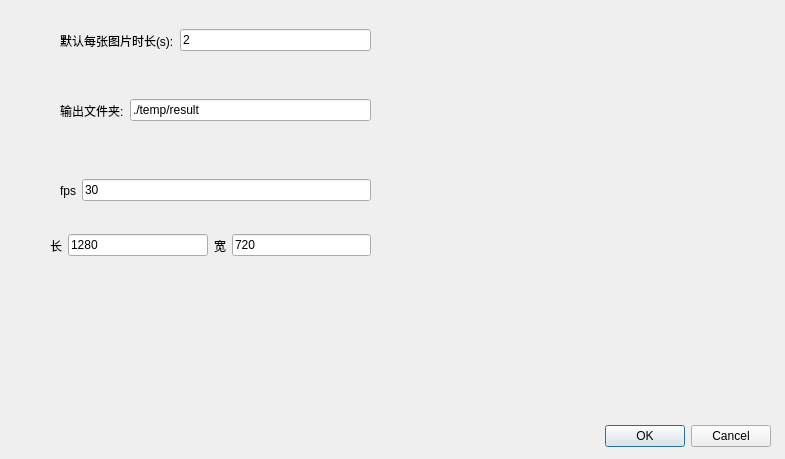
Before: the Qt Designer form Dialog_VideoJParameterSetting.ui in King-sj/JasonPPT, drawn with Qt 5.
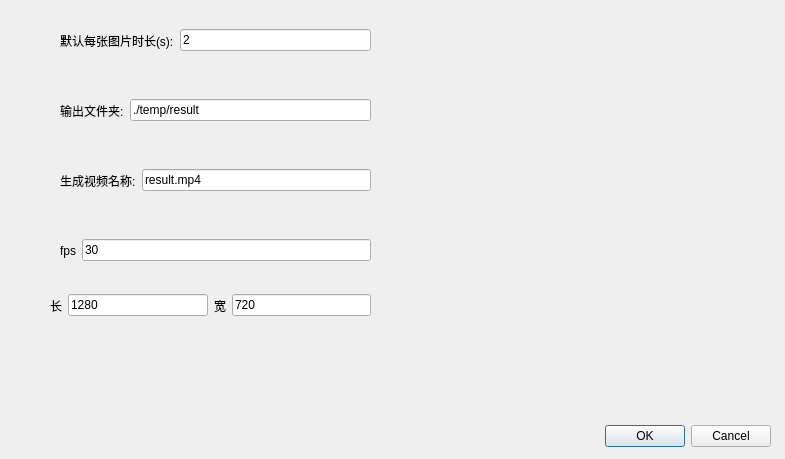
After: the same form once the commit is applied.

Patch:
```diff
--- a/Dialog_VideoJParameterSetting.ui
+++ b/Dialog_VideoJParameterSetting.ui
@@ -65,7 +65,7 @@
    <property name="geometry">
     <rect>
      <x>60</x>
-     <y>170</y>
+     <y>230</y>
      <width>311</width>
      <height>41</height>
     </rect>
@@ -117,7 +117,7 @@
    <property name="geometry">
     <rect>
      <x>50</x>
-     <y>230</y>
+     <y>290</y>
      <width>321</width>
      <height>31</height>
     </rect>
@@ -161,6 +161,32 @@
     </item>
    </layout>
   </widget>
+  <widget class="QWidget" name="layoutWidget_4">
+   <property name="geometry">
+    <rect>
+     <x>60</x>
+     <y>160</y>
+     <width>311</width>
+     <height>41</height>
+    </rect>
+   </property>
+   <layout class="QHBoxLayout" name="horizontalLayout_8">
+    <item>
+     <widget class="QLabel" name="label_filename">
+      <property name="text">
+       <string>生成视频名称:</string>
+      </property>
+     </widget>
+    </item>
+    <item>
+     <widget class="QLineEdit" name="lineEdit_filename">
+      <property name="text">
+       <string>result.mp4</string>
+      </property>
+     </widget>
+    </item>
+   </layout>
+  </widget>
  </widget>
  <resources/>
  <connections>
```
